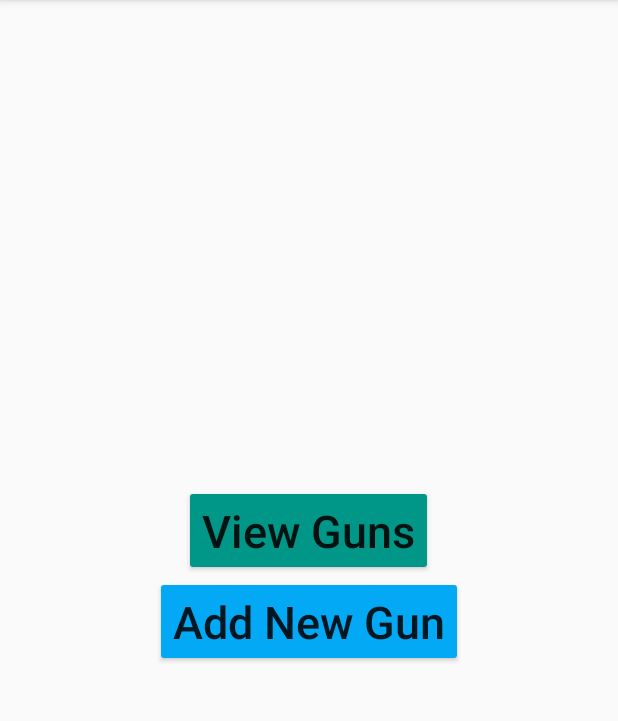
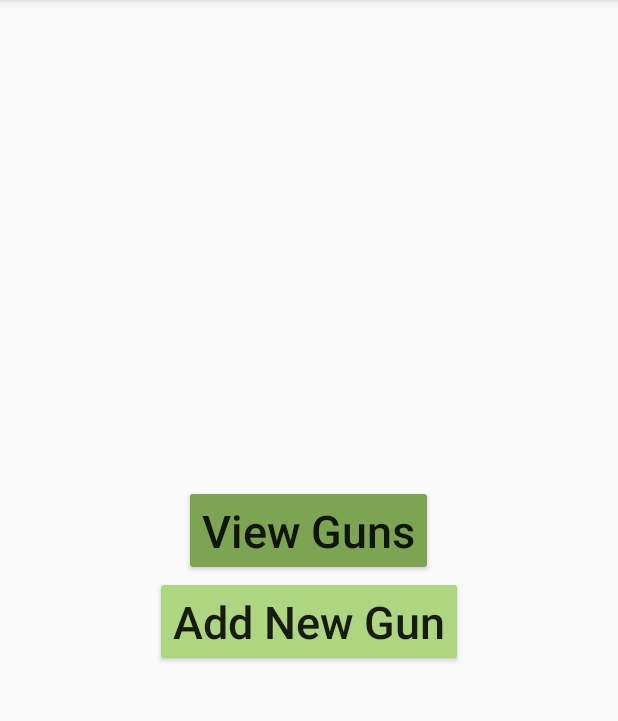
Before and after one commit to prescottwhite/gunlog, an Android app: the screen it shows after launch (MainActivity), on a phone screen of 412 x 824 dp, the part 84-805 px from its top. Run offline under Robolectric (Android 15) with nearby library versions, the phone set to English and light mode, and no system bars.

Commit message:
Change some colors. Also make parent layout of fragment clickable to prevent clicking behind fragment

```diff
--- a/app/src/main/res/layout/activity_add.xml
+++ b/app/src/main/res/layout/activity_add.xml
@@ -35,6 +35,7 @@
         android:id="@+id/buttonSave"
         android:layout_width="wrap_content"
         android:layout_height="wrap_content"
+        android:background="@color/colorAccent"
         android:text="@string/button_save_title" />
 
 </LinearLayout>
--- a/app/src/main/res/layout/activity_main.xml
+++ b/app/src/main/res/layout/activity_main.xml
@@ -10,7 +10,7 @@
         android:id="@+id/buttonView"
         android:layout_width="wrap_content"
         android:layout_height="wrap_content"
-        android:backgroundTint="#009688"
+        android:backgroundTint="@color/colorPrimaryDark"
         android:onClick="viewGuns"
         android:text="@string/button_view_title"
         android:textAllCaps="false"
@@ -20,7 +20,7 @@
         android:id="@+id/buttonAdd"
         android:layout_width="wrap_content"
         android:layout_height="wrap_content"
-        android:backgroundTint="#03A9F4"
+        android:backgroundTint="@color/colorPrimary"
         android:onClick="addNewGun"
         android:text="@string/button_add_title"
         android:textAllCaps="false"
--- a/app/src/main/res/layout/fragment_view_gun.xml
+++ b/app/src/main/res/layout/fragment_view_gun.xml
@@ -2,8 +2,11 @@
 <LinearLayout xmlns:android="http://schemas.android.com/apk/res/android"
     android:layout_width="match_parent"
     android:layout_height="match_parent"
+    xmlns:app="http://schemas.android.com/apk/res-auto"
     android:animateLayoutChanges="true"
     android:background="#FFFFFF"
+    android:clickable="true"
+    android:focusable="true"
     android:gravity="center"
     android:orientation="vertical">
 
@@ -98,6 +101,7 @@
         style="@style/Widget.AppCompat.Button.Small"
         android:layout_width="wrap_content"
         android:layout_height="wrap_content"
+        android:layout_margin="5dp"
         android:background="@color/colorDelete"
         android:text="@string/button_delete" />
 
```
